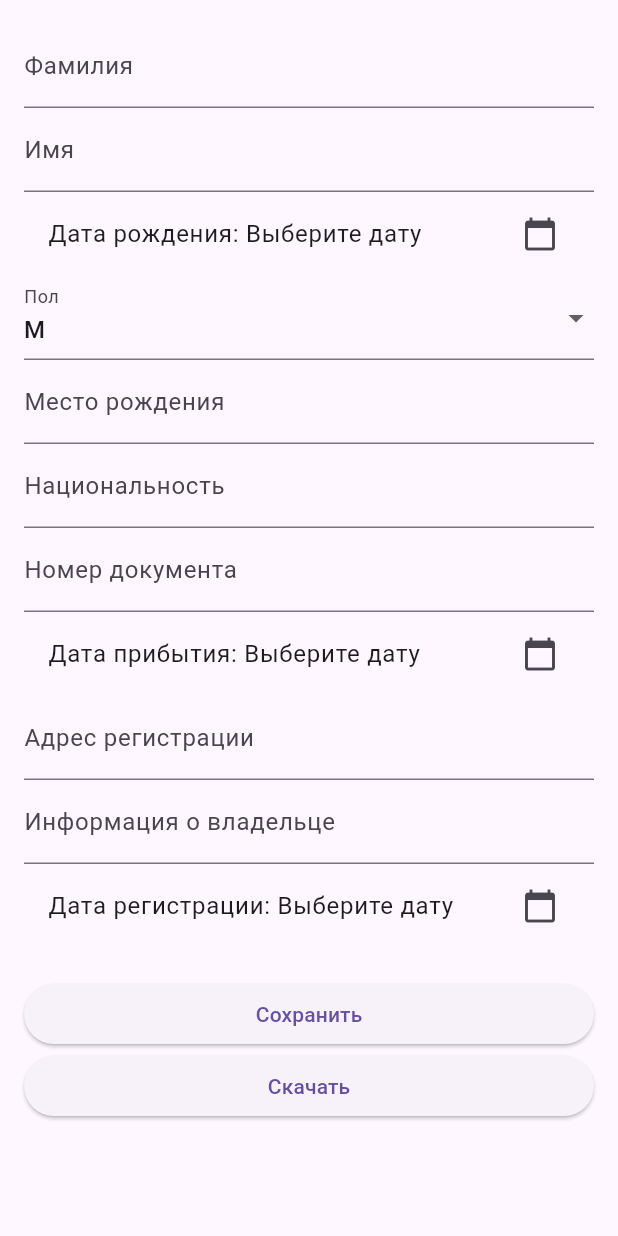
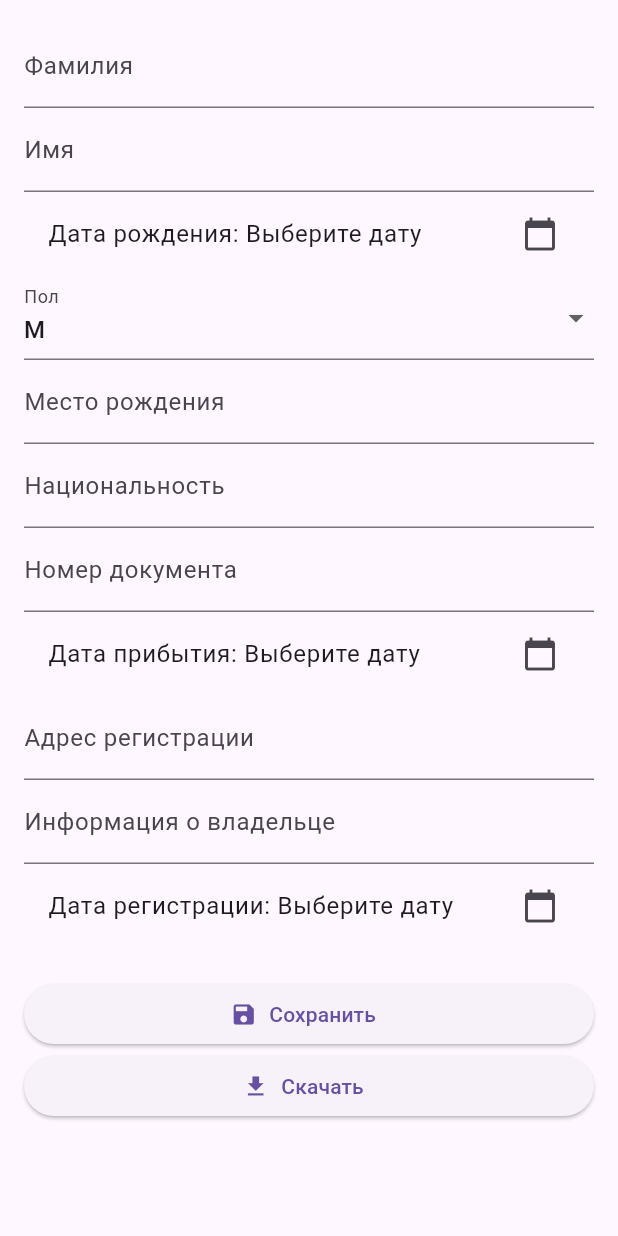
Before and after one commit to ialakey/srbguide, a Flutter app: the InformationForm screen opened directly, after a tap on "Сохранить", on a phone screen of 412 x 824 dp. Run offline on Flutter 3.47's test engine with Material 3 defaults, Android fonts, the phone set to English and light mode, and no system bars; our stand-ins replace open_file, shared_preferences, timezone, webview_flutter; missing offline and left inert: device_calendar, docx_template; accounts and stored records are empty.

Commit message:
add save data

```diff
--- a/lib/screens/white_cardboard.dart
+++ b/lib/screens/white_cardboard.dart
@@ -5,6 +5,7 @@ import 'package:open_file/open_file.dart';
 import 'package:path_provider/path_provider.dart';
 import 'package:docx_template/docx_template.dart';
 import 'package:flutter/services.dart' show ByteData, Uint8List, rootBundle;
+import 'package:shared_preferences/shared_preferences.dart';
 
 class InformationForm extends StatefulWidget {
   @override
@@ -27,6 +28,71 @@ class _InformationFormState extends State<InformationForm> {
 
   String _gender = 'M';
   List<String> _genderOptions = ['M', 'Ž'];
+
+  @override
+  void initState() {
+    super.initState();
+    _loadData();
+  }
+
+  _loadData() async {
+    SharedPreferences prefs = await SharedPreferences.getInstance();
+
+    String? surname = prefs.getString('surname');
+    String? name = prefs.getString('name');
+    String? placeOfBirth = prefs.getString('placeOfBirth');
+    String? nationality = prefs.getString('nationality');
+    String? documentNumber = prefs.getString('documentNumber');
+    String? address = prefs.getString('address');
+    String? ownerInfo = prefs.getString('ownerInfo');
+
+    if (surname != null) {
+      setState(() {
+        _surnameController.text = surname;
+      });
+    }
+    if (name != null) {
+      setState(() {
+        _nameController.text = name;
+      });
+    }
+    if (placeOfBirth != null) {
+      setState(() {
+        _placeOfBirthController.text = placeOfBirth;
+      });
+    }
+    if (nationality != null) {
+      setState(() {
+        _nationalityController.text = nationality;
+      });
+    }
+    if (documentNumber != null) {
+      setState(() {
+        _documentNumberController.text = documentNumber;
+      });
+    }
+    if (address != null) {
+      setState(() {
+        _addressController.text = address;
+      });
+    }
+    if (ownerInfo != null) {
+      setState(() {
+        _ownerInfoController.text = ownerInfo;
+      });
+    }
+  }
+
+  _saveData() async {
+    SharedPreferences prefs = await SharedPreferences.getInstance();
+    await prefs.setString('surname', _surnameController.text);
+    await prefs.setString('name', _nameController.text);
+    await prefs.setString('placeOfBirth', _placeOfBirthController.text);
+    await prefs.setString('nationality', _nationalityController.text);
+    await prefs.setString('documentNumber', _documentNumberController.text);
+    await prefs.setString('address', _addressController.text);
+    await prefs.setString('ownerInfo', _ownerInfoController.text);
+  }
 
   @override
   Widget build(BuildContext context) {
@@ -155,11 +221,14 @@ class _InformationFormState extends State<InformationForm> {
                 },
               ),
               SizedBox(height: 20),
-              ElevatedButton(
-                onPressed: () {},
-                child: Text("Сохранить"),
+              ElevatedButton.icon(
+                onPressed: () {
+                  _saveData();
+                },
+                icon: Icon(Icons.save),
+                label: Text('Сохранить'),
               ),
-              ElevatedButton(
+              ElevatedButton.icon(
                 onPressed: () {
                   if (_formKey.currentState!.validate()) {
                     final params = {
@@ -178,7 +247,8 @@ class _InformationFormState extends State<InformationForm> {
                     generateAndDownloadDocument(params);
                   }
                 },
-                child: Text('Скачать'),
+                icon: Icon(Icons.download),
+                label: Text('Скачать'),
               ),
             ],
           ),
--- a/pubspec.yaml
+++ b/pubspec.yaml
@@ -20,6 +20,7 @@ dependencies:
   device_calendar: ^4.3.2
   webview_flutter: ^2.0.13
   url_launcher: ^6.0.12
+  shared_preferences: ^2.0.8
 
 dev_dependencies:
   flutter_test:
```
Also changed, not shown: pubspec.lock.
